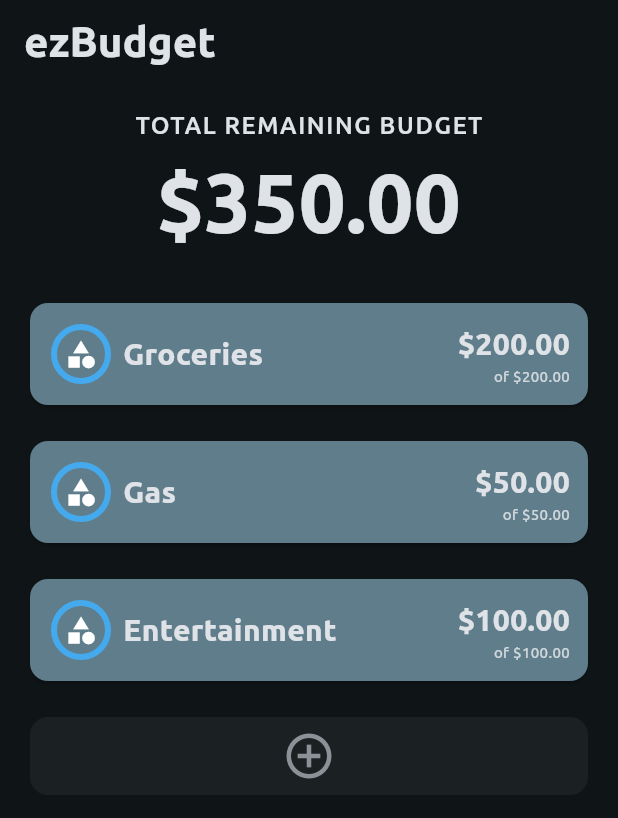
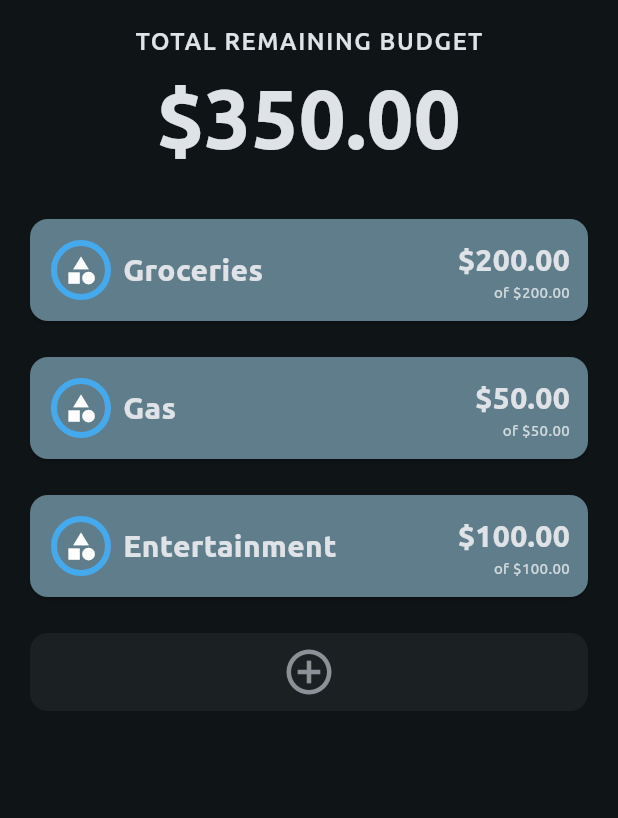
Before and after one commit to leejonathandev/ezbudget, a Flutter app: the screen it shows after launch, on a phone screen of 412 x 824 dp. Shown: the top 818 px of the screen. Run offline on Flutter 3.47's test engine with Material 3 defaults, Android fonts, the phone set to English and light mode, and no system bars; our stand-ins replace flutter_riverpod, shared_preferences; project files that could hold a hidden picture were left out.

```diff
--- a/lib/views/main_view.dart
+++ b/lib/views/main_view.dart
@@ -13,7 +13,8 @@ class MainView extends ConsumerWidget {
 
   @override
   Widget build(BuildContext context, WidgetRef ref) {
-    final bool useWideLayout = MediaQuery.of(context).size.width > 600;
+    final bool usePortraitLayout =
+        MediaQuery.of(context).orientation == Orientation.portrait;
     final budgetsAsync = ref.watch(budgetListProvider);
     final totalBudget = ref.watch(totalBudgetProvider);
     final totalRemaining = ref.watch(totalRemainingProvider);
@@ -25,7 +26,7 @@ class MainView extends ConsumerWidget {
         budgets,
         totalBudget,
         totalRemaining,
-        useWideLayout,
+        usePortraitLayout,
       ),
       loading: () => Scaffold(
         appBar: AppBar(
@@ -54,10 +55,10 @@ class MainView extends ConsumerWidget {
     List<Budget> budgets,
     double totalBudget,
     double totalRemaining,
-    bool useWideLayout,
+    bool usePortraitLayout,
   ) {
     return Scaffold(
-      appBar: useWideLayout
+      appBar: usePortraitLayout
           ? null
           : AppBar(
               title: const Text(
@@ -69,7 +70,71 @@ class MainView extends ConsumerWidget {
       body: LayoutBuilder(
         builder: (context, constraints) {
           // keep consistency with MediaQuery-based decision
-          if (useWideLayout) {
+          if (usePortraitLayout) {
+            // Portrait: keep existing list layout
+            return Column(
+              children: [
+                Padding(
+                  padding: const EdgeInsets.all(16.0),
+                  child: Column(
+                    children: [
+                      const Text(
+                        "TOTAL REMAINING BUDGET",
+                        style: TextStyle(
+                          fontSize: 16,
+                          fontWeight: FontWeight.w500,
+                          letterSpacing: 1.1,
+                        ),
+                      ),
+                      Text(
+                        currencyFormatter.format(totalRemaining),
+                        style: const TextStyle(
+                          fontSize: 55,
+                          fontWeight: FontWeight.bold,
+                        ),
+                        textAlign: TextAlign.center,
+                        maxLines: 1,
+                        overflow: TextOverflow.ellipsis,
+                      ),
+                    ],
+                  ),
+                ),
+                Expanded(
+                  child: ListView.builder(
+                    itemCount: budgets.length + 1,
+                    itemBuilder: (context, index) {
+                      // Last item is the "add budget" card
+                      if (index == budgets.length) {
+                        return Padding(
+                          padding: const EdgeInsets.symmetric(
+                            horizontal: 16.0,
+                            vertical: 8.0,
+                          ),
+                          child: _buildAddBudgetCard(context),
+                        );
+                      }
+                      return Padding(
+                        padding: const EdgeInsets.symmetric(
+                          horizontal: 16.0,
+                          vertical: 8.0,
+                        ),
+                        child: BudgetTile(
+                          key: ValueKey(budgets[index].label),
+                          budget: budgets[index],
+                          useWideLayout: usePortraitLayout,
+                          onDeleteBudget: (budget) {
+                            ref
+                                .read(budgetListProvider.notifier)
+                                .deleteBudget(budget);
+                          },
+                        ),
+                      );
+                    },
+                  ),
+                ),
+              ],
+            );
+          } else {
             return SafeArea(
               child: SizedBox.expand(
                 child: Row(
@@ -154,7 +219,7 @@ class MainView extends ConsumerWidget {
                               child: BudgetTile(
                                 key: ValueKey(budgets[index].label),
                                 budget: budgets[index],
-                                useWideLayout: useWideLayout,
+                                useWideLayout: usePortraitLayout,
                                 onDeleteBudget: (budget) {
                                   ref
                                       .read(budgetListProvider.notifier)
@@ -171,70 +236,6 @@ class MainView extends ConsumerWidget {
               ),
             );
           }
-
-          // Portrait: keep existing list layout
-          return Column(
-            children: [
-              Padding(
-                padding: const EdgeInsets.all(16.0),
-                child: Column(
-                  children: [
-                    const Text(
-                      "TOTAL REMAINING BUDGET",
-                      style: TextStyle(
-                        fontSize: 16,
-                        fontWeight: FontWeight.w500,
-                        letterSpacing: 1.1,
-                      ),
-                    ),
-                    Text(
-                      currencyFormatter.format(totalRemaining),
-                      style: const TextStyle(
-                        fontSize: 55,
-                        fontWeight: FontWeight.bold,
-                      ),
-                      textAlign: TextAlign.center,
-                      maxLines: 1,
-                      overflow: TextOverflow.ellipsis,
-                    ),
-                  ],
-                ),
-              ),
-              Expanded(
-                child: ListView.builder(
-                  itemCount: budgets.length + 1,
-                  itemBuilder: (context, index) {
-                    // Last item is the "add budget" card
-                    if (index == budgets.length) {
-                      return Padding(
-                        padding: const EdgeInsets.symmetric(
-                          horizontal: 16.0,
-                          vertical: 8.0,
-                        ),
-                        child: _buildAddBudgetCard(context),
-                      );
-                    }
-                    return Padding(
-                      padding: const EdgeInsets.symmetric(
-                        horizontal: 16.0,
-                        vertical: 8.0,
-                      ),
-                      child: BudgetTile(
-                        key: ValueKey(budgets[index].label),
-                        budget: budgets[index],
-                        useWideLayout: useWideLayout,
-                        onDeleteBudget: (budget) {
-                          ref
-                              .read(budgetListProvider.notifier)
-                              .deleteBudget(budget);
-                        },
-                      ),
-                    );
-                  },
-                ),
-              ),
-            ],
-          );
         },
       ),
     );
```
